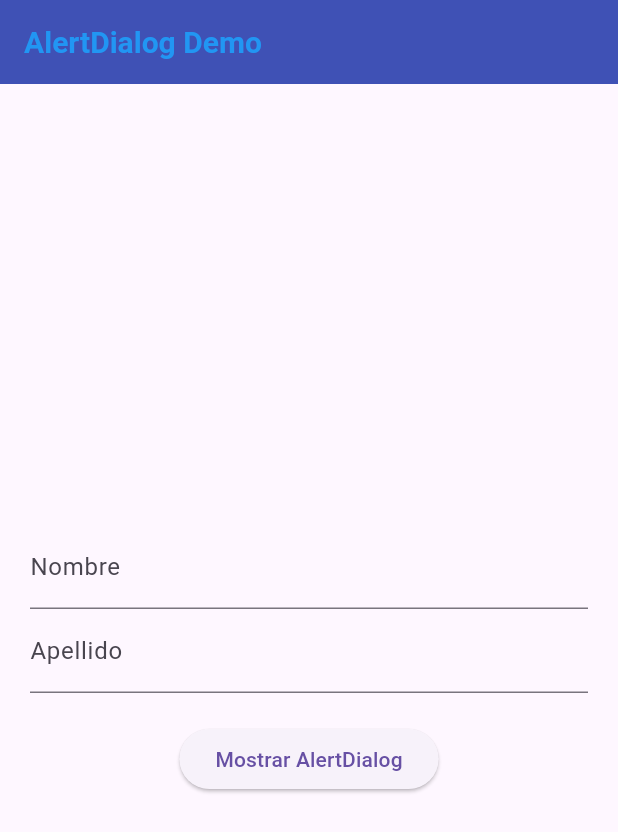
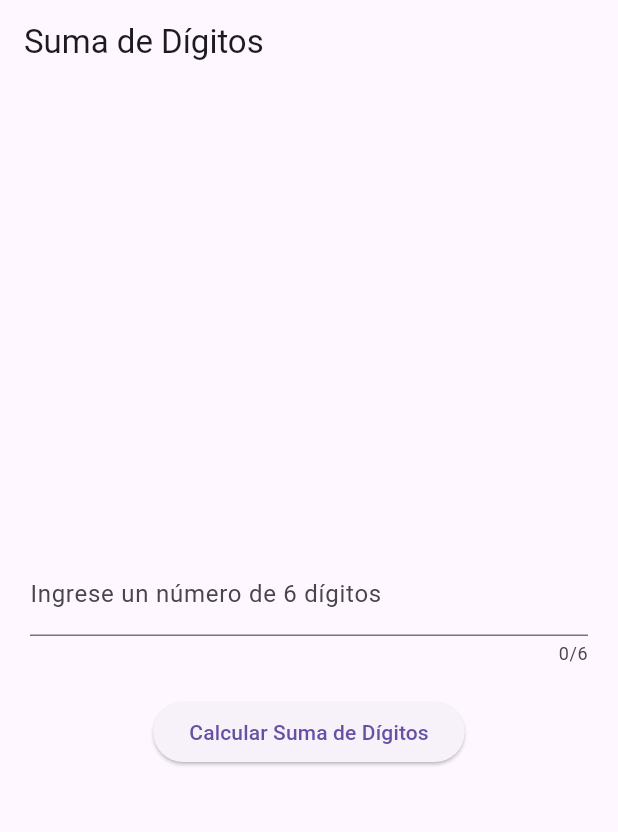
Before and after one commit to OmerJuve2023/appi_exam, a Flutter app: the screen it shows after launch, on a phone screen of 412 x 824 dp. Shown: the top 832 px of the screen. Run offline on Flutter 3.47's test engine with Material 3 defaults, Android fonts, the phone set to English and light mode, and no system bars.

Commit message:
Pregunta5AP.dart successful

```diff
--- a/lib/main.dart
+++ b/lib/main.dart
@@ -1,11 +1,12 @@
 import 'package:appi_exam/preguntas/Pregunta3AP.dart';
 import 'package:appi_exam/preguntas/Pregunta4AP.dart';
+import 'package:appi_exam/preguntas/Pregunta5AP.dart';
 import 'package:flutter/material.dart';
 
 void main() {
   runApp(
     MaterialApp(
-      home: Pregunta4AP(), //MyApp1, MyTextField, MyApp, MyButton
+      home: Pregunta5AP(), //MyApp1, MyTextField, MyApp, MyButton
     ),
   );
 }
--- a/lib/preguntas/Pregunta5AP.dart
+++ b/lib/preguntas/Pregunta5AP.dart
@@ -0,0 +1,95 @@
+import 'package:flutter/cupertino.dart';
+import 'package:flutter/material.dart';
+
+class Pregunta5AP extends StatelessWidget {
+  @override
+  Widget build(BuildContext context) {
+    return MaterialApp(
+      home: DigitSumDemo(),
+    );
+  }
+}
+
+class DigitSumDemo extends StatefulWidget {
+  @override
+  _DigitSumDemoState createState() => _DigitSumDemoState();
+}
+
+class _DigitSumDemoState extends State<DigitSumDemo> {
+  final TextEditingController _numberController = TextEditingController();
+
+  @override
+  Widget build(BuildContext context) {
+    return Scaffold(
+      appBar: AppBar(
+        title: Text('Suma de Dígitos'),
+      ),
+      body: Center(
+        child: Padding(
+          padding: const EdgeInsets.all(20.0),
+          child: Column(
+            mainAxisAlignment: MainAxisAlignment.center,
+            children: [
+              TextField(
+                controller: _numberController,
+                keyboardType: TextInputType.number,
+                decoration: InputDecoration(
+                    labelText: 'Ingrese un número de 6 dígitos'),
+                maxLength: 6,
+              ),
+              SizedBox(height: 20),
+              ElevatedButton(
+                onPressed: () {
+                  _calculateDigitSum();
+                },
+                child: Text('Calcular Suma de Dígitos'),
+              ),
+            ],
+          ),
+        ),
+      ),
+    );
+  }
+
+  void _calculateDigitSum() {
+    String numberString = _numberController.text;
+    if (numberString.length != 6) {
+      _showAlertDialog('Error', 'Por favor ingrese un número de 6 dígitos.');
+      return;
+    }
+
+    /*int number = int.tryParse(numberString) ?? 0;*/
+    int firstDigit = int.parse(numberString.substring(0, 1));
+    int lastDigit = int.parse(numberString.substring(5, 6));
+
+    int evenDigitsSum = 0;
+    for (int i = 1; i < 5; i += 2) {
+      evenDigitsSum += int.parse(numberString.substring(i, i + 1));
+    }
+
+    int totalSum = firstDigit + lastDigit + evenDigitsSum;
+
+    _showAlertDialog(
+        'Suma de Dígitos', 'La suma del primer, último y numeros pares es: $totalSum');
+  }
+
+  void _showAlertDialog(String title, String message) {
+    showDialog(
+      context: context,
+      builder: (BuildContext context) {
+        return AlertDialog(
+          title: Text(title),
+          content: Text(message),
+          actions: <Widget>[
+            TextButton(
+              onPressed: () {
+                Navigator.of(context).pop();
+              },
+              child: Text('Cerrar'),
+            ),
+          ],
+        );
+      },
+    );
+  }
+}
```
